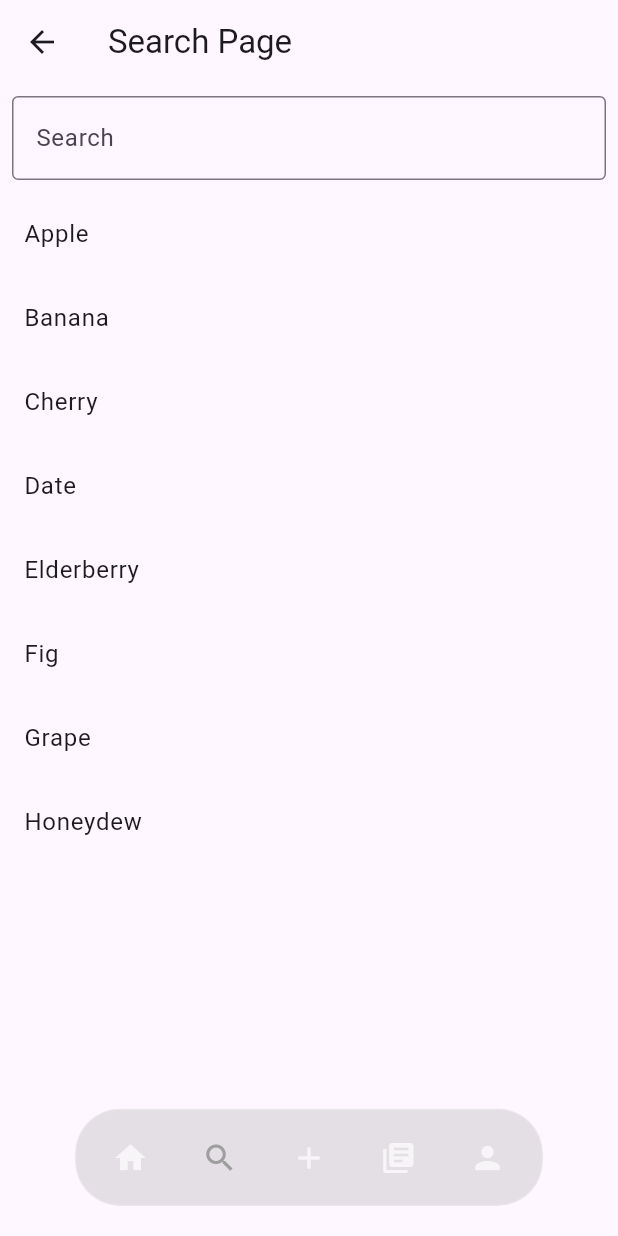
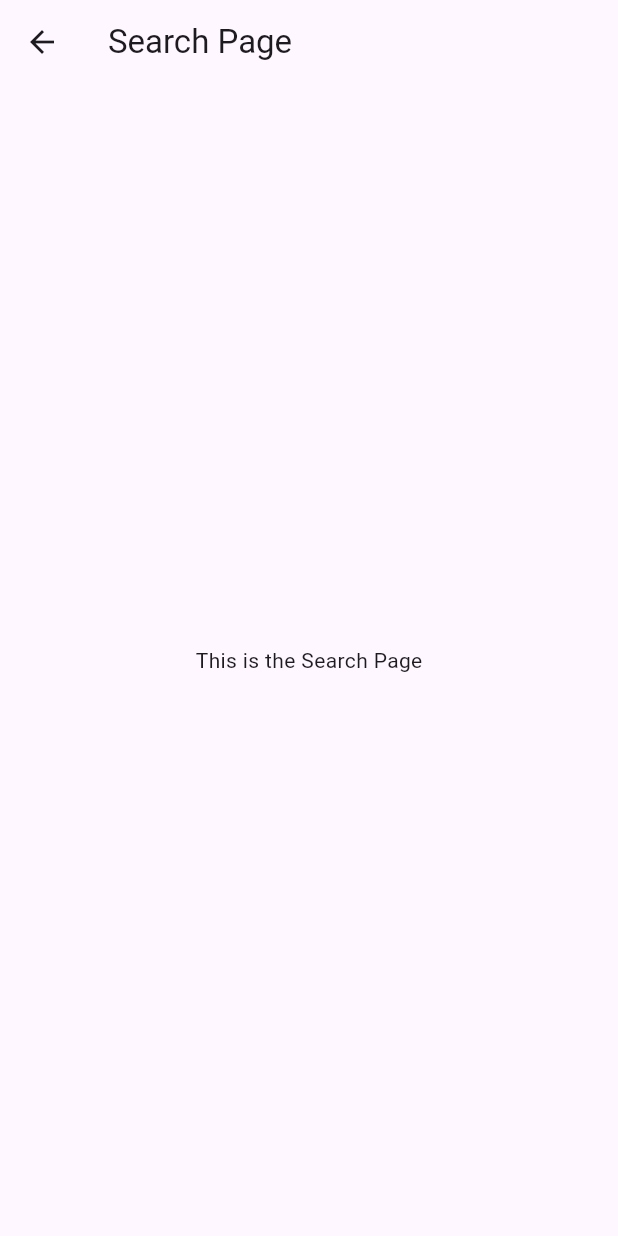
Before and after one commit to iAVAA/vynt, a Flutter app: the screen it shows after launch, item 2 of the bottom bar chosen, on a phone screen of 412 x 824 dp. Run offline on Flutter 3.47's test engine with Material 3 defaults, Android fonts, the light colour scheme and no system bars; drawn by our look-alikes of crystal_navigation_bar; our stand-ins replace firebase_core, google_fonts, lottie; accounts and stored records are empty.

Commit message:
test search_page.dart

```diff
--- a/lib/screens/search_page.dart
+++ b/lib/screens/search_page.dart
@@ -1,98 +1,16 @@
 import 'package:flutter/material.dart';
-import 'package:provider/provider.dart';
-import '/widgets/navigation_bar.dart';
-import '/controllers/scroll_monitor.dart';
 
-class Search extends StatefulWidget {
+class Search extends StatelessWidget {
   const Search({super.key});
 
   @override
-  _SearchState createState() => _SearchState();
-}
-
-class _SearchState extends State<Search> {
-  SelectedTab _selectedTab = SelectedTab.search;
-  final List<String> _allItems = [
-    'Apple', 'Banana', 'Cherry', 'Date', 'Elderberry', 'Fig', 'Grape', 'Honeydew'
-  ];
-  List<String> _filteredItems = [];
-
-  @override
-  void initState() {
-    super.initState();
-    _filteredItems = _allItems;
-  }
-
-  void _filterItems(String query) {
-    setState(() {
-      if (query.isEmpty) {
-        _filteredItems = _allItems;
-      } else {
-        _filteredItems = _allItems
-            .where((item) => item.toLowerCase().contains(query.toLowerCase()))
-            .toList();
-      }
-    });
-  }
-
-  void _handleIndexChanged(int index) {
-    setState(() {
-      _selectedTab = SelectedTab.values[index];
-    });
-  }
-
-  @override
   Widget build(BuildContext context) {
-    return ChangeNotifierProvider(
-      create: (_) => ScrollMonitor(),
-      child: Scaffold(
-        extendBody: true,
-        appBar: AppBar(
-          title: const Text('Search Page'),
-        ),
-        body: Stack(
-          children: [
-            Column(
-              children: [
-                Padding(
-                  padding: const EdgeInsets.all(8.0),
-                  child: TextField(
-                    decoration: const InputDecoration(
-                      labelText: 'Search',
-                      border: OutlineInputBorder(),
-                    ),
-                    onChanged: _filterItems,
-                  ),
-                ),
-                Expanded(
-                  child: ListView.builder(
-                    itemCount: _filteredItems.length,
-                    itemBuilder: (context, index) {
-                      return ListTile(
-                        title: Text(_filteredItems[index]),
-                      );
-                    },
-                  ),
-                ),
-              ],
-            ),
-            Consumer<ScrollMonitor>(
-              builder: (context, scrollMonitor, child) {
-                return AnimatedPositioned(
-                  duration: const Duration(milliseconds: 300),
-                  curve: Curves.easeInOut,
-                  bottom: scrollMonitor.isNavBarVisible ? 0 : -130,
-                  left: 0,
-                  right: 0,
-                  child: BlurredNavigationBar(
-                    selectedTab: _selectedTab,
-                    onIndexChanged: _handleIndexChanged,
-                  ),
-                );
-              },
-            ),
-          ],
-        ),
+    return Scaffold(
+      appBar: AppBar(
+        title: const Text('Search Page'),
+      ),
+      body: const Center(
+        child: Text('This is the Search Page'),
       ),
     );
   }
```
